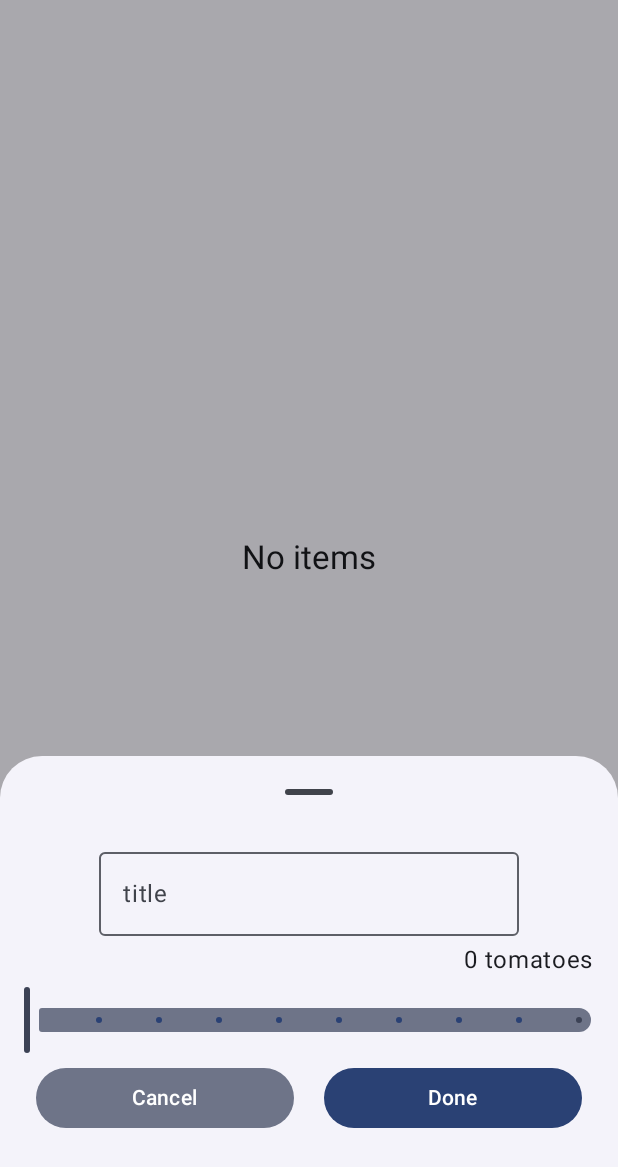
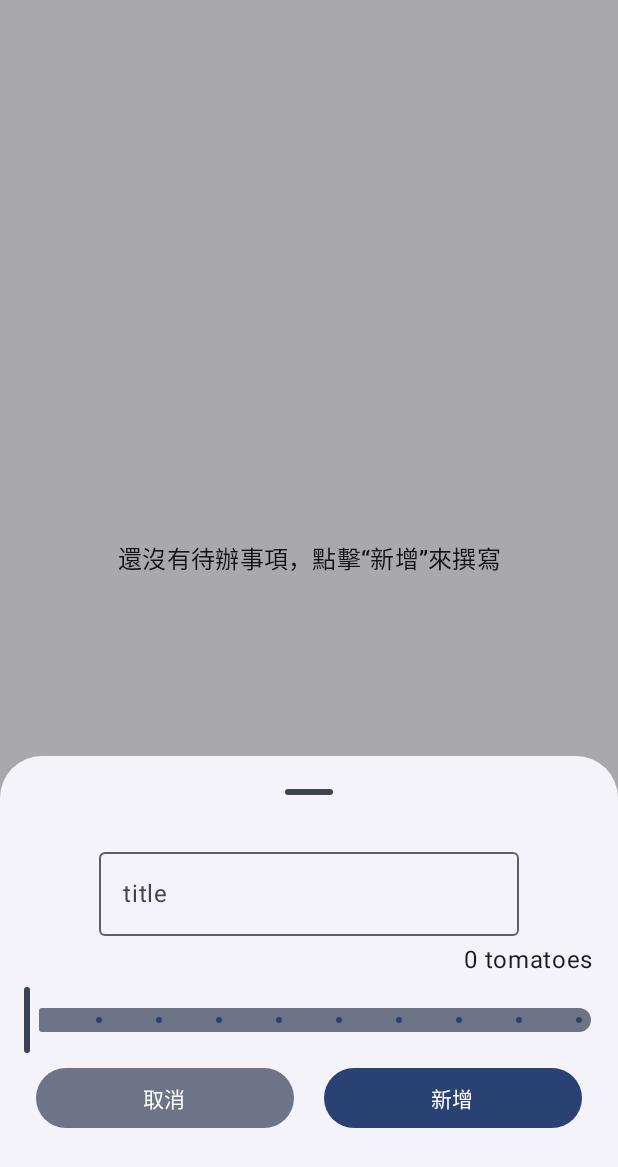
Before and after one commit to brianchou452/Tomatoes, an Android app built with Jetpack Compose: the AchievementScreen screen opened through its navigation route, after a tap on "新增", on a phone screen of 412 x 824 dp. Shown: the top 1167 px of the screen. Run offline under Robolectric (Android 15) with nearby library versions, the phone set to English and light mode, and no system bars; our stand-ins replace Dagger/Hilt's generated code, Firebase (no records; nobody signed in at launch, a user with empty details on screens opened directly); 1 statement that could not run was skipped; 1 other tap on this screen came first.

Commit message:
fix: 🐛 修正底部導覽列在 ModalBottomSheet 開啟時會位移的問題 - 所有字串改使用語言檔案 - ModalBottomSheet 開啟時自動顯示鍵盤 - 更改成就頁面文字 & 排版 - 底部導覽列顯示按鈕文字

```diff
--- a/app/src/main/java/cc/seaotter/tomatoes/MainActivity.kt
+++ b/app/src/main/java/cc/seaotter/tomatoes/MainActivity.kt
@@ -4,9 +4,7 @@ import android.os.Bundle
 import androidx.activity.ComponentActivity
 import androidx.activity.compose.setContent
 import androidx.activity.enableEdgeToEdge
-import androidx.compose.foundation.layout.Box
 import androidx.compose.foundation.layout.fillMaxSize
-import androidx.compose.foundation.layout.safeDrawingPadding
 import androidx.compose.material3.MaterialTheme
 import androidx.compose.material3.Surface
 import androidx.compose.runtime.Composable
@@ -30,9 +28,7 @@ class MainActivity : ComponentActivity() {
                     modifier = Modifier.fillMaxSize(),
                     color = MaterialTheme.colorScheme.background
                 ) {
-                    Box(Modifier.safeDrawingPadding()) {
-                        TomatoesApp()
-                    }
+                    TomatoesApp()
                 }
             }
         }
--- a/app/src/main/java/cc/seaotter/tomatoes/ui/TomatoesApp.kt
+++ b/app/src/main/java/cc/seaotter/tomatoes/ui/TomatoesApp.kt
@@ -5,10 +5,14 @@ import android.content.res.Resources
 import android.os.Build
 import androidx.annotation.RequiresApi
 import androidx.compose.foundation.background
+import androidx.compose.foundation.layout.Box
 import androidx.compose.foundation.layout.Column
 import androidx.compose.foundation.layout.Row
+import androidx.compose.foundation.layout.consumeWindowInsets
 import androidx.compose.foundation.layout.fillMaxSize
 import androidx.compose.foundation.layout.padding
+import androidx.compose.foundation.layout.safeDrawingPadding
+import androidx.compose.foundation.layout.systemBarsPadding
 import androidx.compose.material3.MaterialTheme
 import androidx.compose.material3.Scaffold
 import androidx.compose.material3.Snackbar
@@ -21,6 +25,7 @@ import androidx.compose.runtime.getValue
 import androidx.compose.runtime.mutableStateOf
 import androidx.compose.runtime.remember
 import androidx.compose.runtime.rememberCoroutineScope
+import androidx.compose.ui.Alignment
 import androidx.compose.ui.Modifier
 import androidx.compose.ui.platform.LocalConfiguration
 import androidx.compose.ui.platform.LocalContext
@@ -70,14 +75,30 @@ fun TomatoesApp() {
                     Snackbar(snackbarData, contentColor = MaterialTheme.colorScheme.onPrimary)
                 }
             )
+        },
+        bottomBar = {
+            if (appState.isShowBottomNavigationBar.value) {
+                TomatoesBottomNavigationBar(
+                    selectedDestination = selectedDestination,
+                    navigateToTopLevelDestination = appState.navActions::navigateTo
+                )
+            }
         }
     ) { innerPaddingModifier ->
-        TomatoesAppContent(
-            modifier = Modifier.padding(innerPaddingModifier),
-            navController = navController,
-            selectedDestination = selectedDestination,
-            appState = appState
-        )
+        Box(
+            modifier = Modifier
+                .fillMaxSize()
+                .padding(innerPaddingModifier)
+                .consumeWindowInsets(innerPaddingModifier)
+                .systemBarsPadding()
+                .safeDrawingPadding(),
+            contentAlignment = Alignment.BottomCenter
+        ) {
+            TomatoesAppContent(
+                navController = navController,
+                appState = appState
+            )
+        }
     }
 
 
@@ -87,7 +108,6 @@ fun TomatoesApp() {
 fun TomatoesAppContent(
     modifier: Modifier = Modifier,
     navController: NavHostController,
-    selectedDestination: String,
     appState: TomatoesAppState
 ) {
     Row(modifier = modifier.fillMaxSize()) {
@@ -102,12 +122,6 @@ fun TomatoesAppContent(
                 modifier = Modifier.weight(1f),
                 appState = appState
             )
-            if (appState.isShowBottomNavigationBar.value) {
-                TomatoesBottomNavigationBar(
-                    selectedDestination = selectedDestination,
-                    navigateToTopLevelDestination = appState.navActions::navigateTo
-                )
-            }
         }
     }
 }
--- a/app/src/main/java/cc/seaotter/tomatoes/ui/achievement/AchievementScreen.kt
+++ b/app/src/main/java/cc/seaotter/tomatoes/ui/achievement/AchievementScreen.kt
@@ -1,10 +1,21 @@
 package cc.seaotter.tomatoes.ui.achievement
 
+import androidx.compose.foundation.layout.Arrangement
+import androidx.compose.foundation.layout.Column
+import androidx.compose.foundation.layout.fillMaxSize
 import androidx.compose.material3.Text
 import androidx.compose.runtime.Composable
+import androidx.compose.ui.Alignment
+import androidx.compose.ui.Modifier
 
 
 @Composable
 fun AchievementScreen() {
-    Text(text = "Hello AchievementScreen!")
+    Column(
+        verticalArrangement = Arrangement.Center,
+        horizontalAlignment = Alignment.CenterHorizontally,
+        modifier = Modifier.fillMaxSize()
+    ) {
+        Text("這個頁面還在建置中...")
+    }
 }
--- a/app/src/main/java/cc/seaotter/tomatoes/ui/navigation/TomatoesNavigationComponents.kt
+++ b/app/src/main/java/cc/seaotter/tomatoes/ui/navigation/TomatoesNavigationComponents.kt
@@ -4,6 +4,7 @@ import androidx.compose.foundation.layout.fillMaxWidth
 import androidx.compose.material3.Icon
 import androidx.compose.material3.NavigationBar
 import androidx.compose.material3.NavigationBarItem
+import androidx.compose.material3.Text
 import androidx.compose.runtime.Composable
 import androidx.compose.ui.Modifier
 import androidx.compose.ui.res.stringResource
@@ -37,7 +38,8 @@ fun TomatoesBottomNavigationBar(
                         imageVector = tomatoesDestination.selectedIcon,
                         contentDescription = stringResource(id = tomatoesDestination.iconTextId)
                     )
-                }
+                },
+                label = { Text(text = stringResource(id = tomatoesDestination.iconTextId)) }
             )
         }
     }
--- a/app/src/main/java/cc/seaotter/tomatoes/ui/todo/TodoScreen.kt
+++ b/app/src/main/java/cc/seaotter/tomatoes/ui/todo/TodoScreen.kt
@@ -33,6 +33,7 @@ import androidx.compose.material3.SliderDefaults
 import androidx.compose.material3.Text
 import androidx.compose.material3.rememberModalBottomSheetState
 import androidx.compose.runtime.Composable
+import androidx.compose.runtime.LaunchedEffect
 import androidx.compose.runtime.getValue
 import androidx.compose.runtime.mutableStateOf
 import androidx.compose.runtime.remember
@@ -40,7 +41,10 @@ import androidx.compose.runtime.rememberCoroutineScope
 import androidx.compose.runtime.setValue
 import androidx.compose.ui.Alignment
 import androidx.compose.ui.Modifier
+import androidx.compose.ui.focus.FocusRequester
+import androidx.compose.ui.focus.focusRequester
 import androidx.compose.ui.platform.LocalLayoutDirection
+import androidx.compose.ui.platform.LocalSoftwareKeyboardController
 import androidx.compose.ui.res.stringResource
 import androidx.compose.ui.text.style.TextAlign
 import androidx.compose.ui.tooling.preview.Preview
@@ -49,6 +53,7 @@ import androidx.hilt.navigation.compose.hiltViewModel
 import androidx.lifecycle.compose.collectAsStateWithLifecycle
 import cc.seaotter.tomatoes.R
 import cc.seaotter.tomatoes.data.Todo
+import kotlinx.coroutines.delay
 import kotlinx.coroutines.launch
 
 
@@ -81,9 +86,9 @@ fun TodoScreen(
                 icon = { Icon(Icons.Filled.Edit, "Extended floating action button.") },
                 text = { Text(text = stringResource(id = R.string.new_todo_button)) },
                 modifier = Modifier.padding(
-                        end = WindowInsets.safeDrawing.asPaddingValues()
-                            .calculateEndPadding(LocalLayoutDirection.current)
-                    ),
+                    end = WindowInsets.safeDrawing.asPaddingValues()
+                        .calculateEndPadding(LocalLayoutDirection.current)
+                ),
                 containerColor = MaterialTheme.colorScheme.tertiaryContainer,
                 contentColor = MaterialTheme.colorScheme.onTertiaryContainer
             )
@@ -153,9 +158,9 @@ fun ListEmpty(
     ) {
         Spacer(modifier = Modifier.weight(1f))
         Text(
-            text = "No items",
+            text = stringResource(id = R.string.label_no_items),
             textAlign = TextAlign.Center,
-            style = MaterialTheme.typography.titleLarge,
+            style = MaterialTheme.typography.titleMedium,
             modifier = Modifier.padding(8.dp),
         )
         Spacer(modifier = Modifier.weight(1f))
@@ -167,16 +172,21 @@ fun AddTodoForm(
     hideSheet: () -> Unit, viewModel: TodoViewModel
 ) {
     val todo = remember { mutableStateOf(Todo()) }
+    val focusRequester = remember { FocusRequester() }
+    val keyboard = LocalSoftwareKeyboardController.current
 
     Column(
         modifier = Modifier.padding(16.dp),
         horizontalAlignment = Alignment.CenterHorizontally,
         verticalArrangement = Arrangement.spacedBy(4.dp, Alignment.Top)
     ) {
-        OutlinedTextField(singleLine = true,
+        OutlinedTextField(
+            singleLine = true,
             value = todo.value.title,
             onValueChange = { todo.value = todo.value.copy(title = it) },
-            placeholder = { Text("title") })
+            placeholder = { Text("title") },
+            modifier = Modifier.focusRequester(focusRequester),
+        )
 
         Row {
             Spacer(modifier = Modifier.weight(1f))
@@ -211,7 +221,7 @@ fun AddTodoForm(
                     .weight(1f)
                     .padding(horizontal = 8.dp)
             ) {
-                Text("Cancel")
+                Text(stringResource(R.string.btn_cancel))
             }
             Button(
                 onClick = {
@@ -221,12 +231,18 @@ fun AddTodoForm(
                     .weight(1f)
                     .padding(horizontal = 8.dp)
             ) {
-                Text("Done")
+                Text(stringResource(R.string.btn_add_todo))
             }
         }
         Spacer(
             modifier = Modifier.padding(24.dp)
         )
+
+        LaunchedEffect(Unit) {
+            focusRequester.requestFocus()
+            delay(100)
+            keyboard?.show()
+        }
     }
 }
 
--- a/app/src/main/res/values/strings.xml
+++ b/app/src/main/res/values/strings.xml
@@ -24,4 +24,6 @@
     <string name="btn_end_short_break">結束短休息</string>
     <string name="btn_end_long_break">結束長休息</string>
     <string name="btn_continue_fighting">繼續努力</string>
+    <string name="label_no_items">還沒有待辦事項，點擊“新增”來撰寫</string>
+    <string name="btn_add_todo">新增</string>
 </resources>
```
